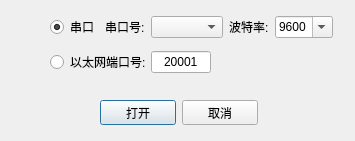
First picture: the form in serial.ui, repository qwerttqq95/698SP_CL, before the edit.
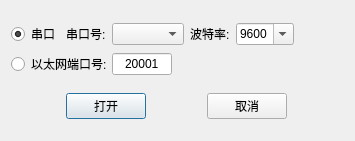
Second picture: the form after the edit.

Diff of the .ui file:
```diff
--- a/serial.ui
+++ b/serial.ui
@@ -13,53 +13,8 @@
   <property name="windowTitle">
    <string>Dialog</string>
   </property>
-  <widget class="QWidget" name="layoutWidget">
-   <property name="geometry">
-    <rect>
-     <x>100</x>
-     <y>100</y>
-     <width>158</width>
-     <height>25</height>
-    </rect>
-   </property>
-   <layout class="QHBoxLayout" name="horizontalLayout_4">
+  <layout class="QVBoxLayout" name="verticalLayout_2">
     <item>
-     <widget class="QPushButton" name="pushButton">
-      <property name="sizePolicy">
-       <sizepolicy hsizetype="Fixed" vsizetype="Fixed">
-        <horstretch>0</horstretch>
-        <verstretch>0</verstretch>
-       </sizepolicy>
-      </property>
-      <property name="text">
-       <string>打开</string>
-      </property>
-     </widget>
-    </item>
-    <item>
-     <widget class="QPushButton" name="pushButton_2">
-      <property name="sizePolicy">
-       <sizepolicy hsizetype="Fixed" vsizetype="Fixed">
-        <horstretch>0</horstretch>
-        <verstretch>0</verstretch>
-       </sizepolicy>
-      </property>
-      <property name="text">
-       <string>取消</string>
-      </property>
-     </widget>
-    </item>
-   </layout>
-  </widget>
-  <widget class="QWidget" name="layoutWidget">
-   <property name="geometry">
-    <rect>
-     <x>50</x>
-     <y>10</y>
-     <width>284</width>
-     <height>71</height>
-    </rect>
-   </property>
    <layout class="QVBoxLayout" name="verticalLayout">
     <item>
      <layout class="QHBoxLayout" name="horizontalLayout">
@@ -242,7 +197,38 @@
      </layout>
     </item>
    </layout>
-  </widget>
+   </item>
+   <item>
+    <layout class="QHBoxLayout" name="horizontalLayout_4">
+     <item>
+      <widget class="QPushButton" name="pushButton">
+       <property name="sizePolicy">
+        <sizepolicy hsizetype="Fixed" vsizetype="Fixed">
+         <horstretch>0</horstretch>
+         <verstretch>0</verstretch>
+        </sizepolicy>
+       </property>
+       <property name="text">
+        <string>打开</string>
+       </property>
+      </widget>
+     </item>
+     <item>
+      <widget class="QPushButton" name="pushButton_2">
+       <property name="sizePolicy">
+        <sizepolicy hsizetype="Fixed" vsizetype="Fixed">
+         <horstretch>0</horstretch>
+         <verstretch>0</verstretch>
+        </sizepolicy>
+       </property>
+       <property name="text">
+        <string>取消</string>
+       </property>
+      </widget>
+     </item>
+    </layout>
+   </item>
+  </layout>
  </widget>
  <resources/>
  <connections>
```
Lines whose indentation alone changed are shown as unchanged.
